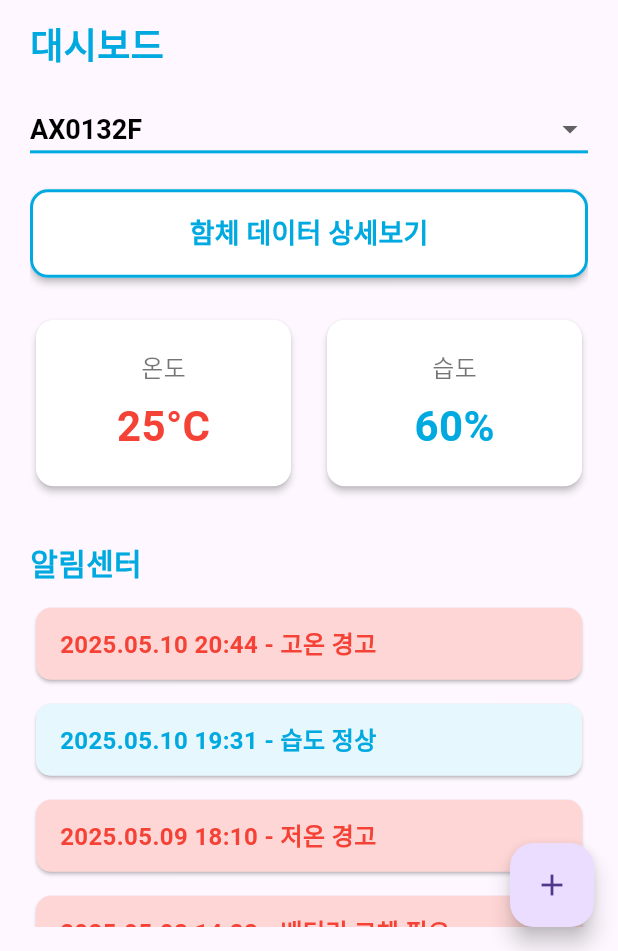
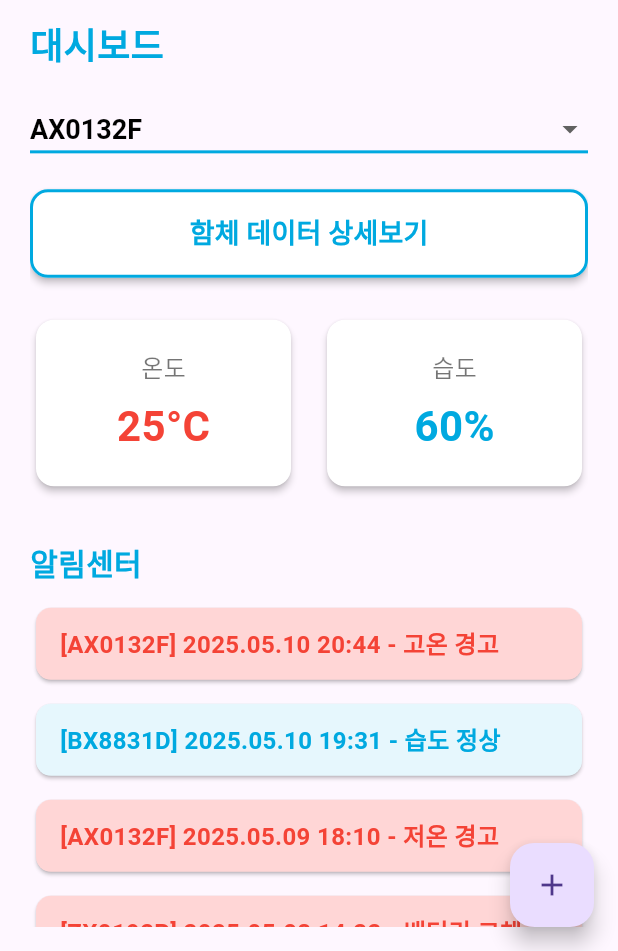
Before and after one commit to Sangminyeee/guardion, a Flutter app: the HomePage screen opened by its route, on a phone screen of 412 x 824 dp, the part 285-1236 px from its top. Run offline on Flutter 3.47's test engine with Material 3 defaults, Android fonts, the phone set to English and light mode, and no system bars.

Commit message:
홈화면 알림 함체정보 + 알림화면 데이터정보 추가

```diff
--- a/lib/home_page.dart
+++ b/lib/home_page.dart
@@ -14,10 +14,10 @@ class _HomePageState extends State<HomePage> {
   String selectedSerial = 'AX0132F';
 
   final List<Map<String, String>> alerts = [
-    {'time': '2025.05.10 20:44', 'msg': '고온 경고'},
-    {'time': '2025.05.10 19:31', 'msg': '습도 정상'},
-    {'time': '2025.05.09 18:10', 'msg': '저온 경고'},
-    {'time': '2025.05.08 14:22', 'msg': '배터리 교체 필요'},
+    {'serial': 'AX0132F', 'time': '2025.05.10 20:44', 'msg': '고온 경고'},
+    {'serial': 'BX8831D', 'time': '2025.05.10 19:31', 'msg': '습도 정상'},
+    {'serial': 'AX0132F', 'time': '2025.05.09 18:10', 'msg': '저온 경고'},
+    {'serial': 'ZX0192P', 'time': '2025.05.08 14:22', 'msg': '배터리 교체 필요'},
   ];
 
   @override
@@ -247,7 +247,7 @@ class _HomePageState extends State<HomePage> {
                         children: [
                           Expanded(
                             child: Text(
-                              '${alert['time']} - ${alert['msg']}',
+                              '[${alert['serial']}] ${alert['time']} - ${alert['msg']}',
                               style: TextStyle(
                                 fontSize: 16,
                                 color:
```
Also changed, not shown: lib/alert_detail_page.dart (+55 -0 lines).
